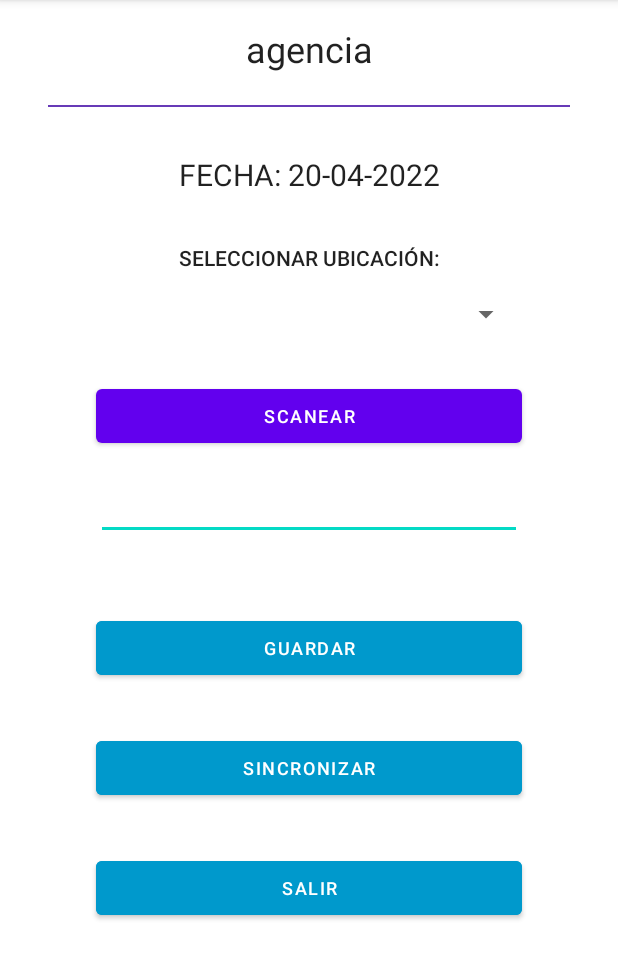
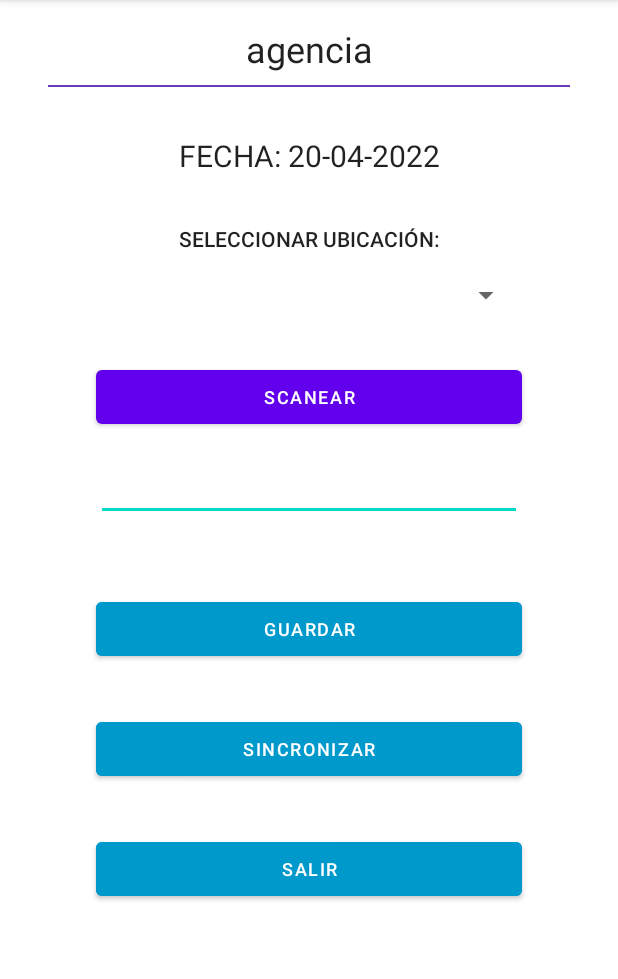
Before and after one commit to Miguelmalaj/Inventario-Android-App, an Android app: the MainActivity screen opened directly, with no data from a screen before it, on a phone screen of 412 x 824 dp, the part 84-1063 px from its top. Run offline under Robolectric (Android 15) with nearby library versions, the phone set to English and light mode, and no system bars; libraries missing offline, so code that uses them is left out: com.google.zxing.integration; 3 statements that could not run were skipped.

Commit message:
changes in main screen

```diff
--- a/app/src/main/res/layout/activity_main.xml
+++ b/app/src/main/res/layout/activity_main.xml
@@ -8,16 +8,16 @@
     android:textAlignment="textStart"
     tools:context=".MainActivity">
 
-    <!--    <ScrollView-->
-    <!--        android:layout_width="match_parent"-->
-    <!--        android:layout_height="match_parent"-->
-    <!--        android:orientation="vertical">-->
+        <ScrollView
+            android:layout_width="match_parent"
+            android:layout_height="match_parent"
+            android:orientation="vertical">
 
-    <!--    <LinearLayout-->
-    <!--        android:layout_width="match_parent"-->
-    <!--        android:layout_height="wrap_content"-->
-    <!--        android:orientation="vertical"-->
-    <!--        >-->
+        <LinearLayout
+            android:layout_width="match_parent"
+            android:layout_height="wrap_content"
+            android:orientation="vertical"
+            >
 
     <TextView
         android:id="@+id/txtAgencia"
@@ -39,7 +39,7 @@
         android:layout_width="match_parent"
         android:layout_height="1dp"
         android:layout_marginStart="32dp"
-        android:layout_marginTop="70dp"
+        android:layout_marginTop="8dp"
         android:layout_marginEnd="32dp"
         android:background="#673AB7"
         app:layout_constraintEnd_toEndOf="parent"
@@ -48,19 +48,38 @@
         tools:ignore="MissingConstraints" />
 
     <TextView
-        android:id="@+id/txtubic"
+        android:id="@+id/txtDate"
         android:layout_width="match_parent"
         android:layout_height="wrap_content"
         android:layout_marginStart="64dp"
         android:layout_marginTop="32dp"
         android:layout_marginEnd="64dp"
-        android:text="SELECCIONAR UBICACIÓN:"
+        android:text="Fecha"
         android:textAlignment="center"
-        android:textAppearance="@style/TextAppearance.AppCompat.Body2"
-        android:textSize="14sp"
+        android:textAppearance="@style/TextAppearance.AppCompat.Body1"
+        android:textSize="20sp"
         app:layout_constraintEnd_toEndOf="parent"
         app:layout_constraintStart_toStartOf="parent"
-        app:layout_constraintTop_toBottomOf="@+id/txtDate" />
+        app:layout_constraintTop_toBottomOf="@+id/txtAgencia" />
+
+            <TextView
+                android:id="@+id/txtubic"
+                android:layout_width="match_parent"
+                android:layout_height="wrap_content"
+                android:layout_marginStart="64dp"
+                android:layout_marginTop="32dp"
+                android:layout_marginEnd="64dp"
+                android:text="SELECCIONAR UBICACIÓN:"
+                android:textAlignment="center"
+                android:textAppearance="@style/TextAppearance.AppCompat.Body2"
+                android:textSize="14sp"
+                app:layout_constraintEnd_toEndOf="parent"
+                app:layout_constraintStart_toStartOf="parent"
+                app:layout_constraintTop_toBottomOf="@+id/txtDate" />
+
+
+
+
 
     <Spinner
         android:id="@+id/spubicacion"
@@ -151,23 +170,8 @@
         app:layout_constraintStart_toStartOf="parent"
         app:layout_constraintTop_toBottomOf="@+id/btnSync" />
 
-    <TextView
-        android:id="@+id/txtDate"
-        android:layout_width="match_parent"
-        android:layout_height="wrap_content"
-        android:layout_marginStart="64dp"
-        android:layout_marginTop="54dp"
-        android:layout_marginEnd="64dp"
-        android:text="Fecha"
-        android:textAlignment="center"
-        android:textAppearance="@style/TextAppearance.AppCompat.Body1"
-        android:textSize="20sp"
-        app:layout_constraintEnd_toEndOf="parent"
-        app:layout_constraintStart_toStartOf="parent"
-        app:layout_constraintTop_toBottomOf="@+id/txtAgencia" />
 
-
-    <!--    </LinearLayout>-->
-    <!--    </ScrollView>-->
+        </LinearLayout>
+        </ScrollView>
 
 </androidx.constraintlayout.widget.ConstraintLayout>
```
